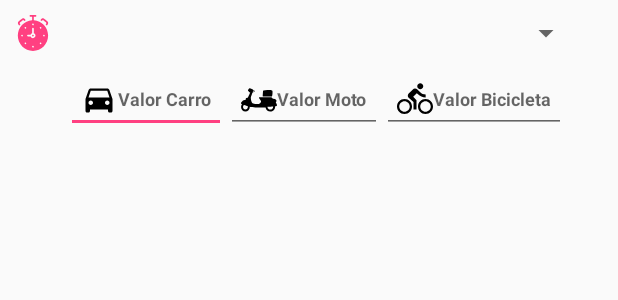
After one commit to InnsoDesarrollo/Apparkar, an Android app: the layout view_parking_values.xml on its own in the app's theme, with its tools: preview values and no code run, on a phone screen of 412 x 824 dp. The commit adds this screen. Shown: the top 300 px of the screen. Run offline under Robolectric (Android 15) with nearby library versions, the phone set to English and light mode, and no system bars; network calls fail.

Commit message:
fix layouts for sdk 16

```diff
--- /dev/null
+++ b/app/src/main/res/layout/view_parking_values.xml
@@ -0,0 +1,82 @@
+<?xml version="1.0" encoding="utf-8"?>
+<layout xmlns:android="http://schemas.android.com/apk/res/android"
+    xmlns:app="http://schemas.android.com/apk/res-auto"
+    xmlns:tools="http://schemas.android.com/tools">
+
+    <RelativeLayout
+        android:layout_width="match_parent"
+        android:layout_height="wrap_content"
+        android:layout_margin="@dimen/spacing_medium">
+
+        <android.support.v7.widget.AppCompatImageView
+            android:id="@+id/imageView_icon_time"
+            android:layout_width="wrap_content"
+            android:layout_height="wrap_content"
+            app:srcCompat="@drawable/ic_time" />
+
+        <Spinner
+            android:id="@+id/textView_values_title"
+            android:layout_width="match_parent"
+            android:layout_height="wrap_content"
+            android:layout_toEndOf="@+id/imageView_icon_time"
+            android:layout_toRightOf="@+id/imageView_icon_time"
+            android:layout_marginRight="@dimen/spacing_large"
+            android:layout_marginLeft="@dimen/spacing_large"
+            android:textSize="@dimen/font_large"
+            android:textStyle="bold"
+            tools:text="Cobro por: minuto" />
+
+        <LinearLayout
+            android:layout_width="match_parent"
+            android:layout_height="wrap_content"
+            android:layout_below="@+id/imageView_icon_time"
+            android:layout_marginTop="@dimen/spacing_medium"
+            android:gravity="center">
+
+            <EditText
+                android:id="@+id/imageView_value_car"
+                android:layout_width="wrap_content"
+                android:layout_height="wrap_content"
+                android:layout_marginLeft="@dimen/spacing_medium"
+                android:layout_marginStart="@dimen/spacing_medium"
+                android:drawableLeft="@drawable/ic_car"
+                android:drawableStart="@drawable/ic_car"
+                android:gravity="center"
+                android:hint="Valor Carro"
+                android:inputType="number"
+                android:paddingEnd="@dimen/spacing_medium"
+                android:paddingStart="@dimen/spacing_medium"
+                android:textSize="@dimen/font_small"
+                android:textStyle="bold" />
+
+            <EditText
+                android:id="@+id/imageView_value_motorbike"
+                android:layout_width="wrap_content"
+                android:layout_height="wrap_content"
+                android:drawableLeft="@drawable/ic_motorbike"
+                android:drawableStart="@drawable/ic_motorbike"
+                android:hint="Valor Moto"
+                android:inputType="number"
+                android:paddingEnd="@dimen/spacing_medium"
+                android:paddingStart="@dimen/spacing_medium"
+                android:textSize="@dimen/font_small"
+                android:textStyle="bold" />
+
+            <EditText
+                android:id="@+id/imageView_value_bike"
+                android:layout_width="wrap_content"
+                android:layout_height="wrap_content"
+                android:drawableLeft="@drawable/ic_bike"
+                android:drawableStart="@drawable/ic_bike"
+                android:hint="Valor Bicicleta"
+                android:inputType="number"
+                android:paddingEnd="@dimen/spacing_medium"
+                android:paddingStart="@dimen/spacing_medium"
+                android:textSize="@dimen/font_small"
+                android:textStyle="bold" />
+
+        </LinearLayout>
+
+    </RelativeLayout>
+
+</layout>
```
Also changed, not shown: app/src/main/res/layout/activity_maps.xml (+4 -4 lines), app/src/main/res/layout/activity_register_location.xml (+19 -14 lines), app/src/main/res/layout/item_parking.xml (+33 -9 lines), app/src/main/res/layout/view_main_header.xml (+6 -7 lines).
